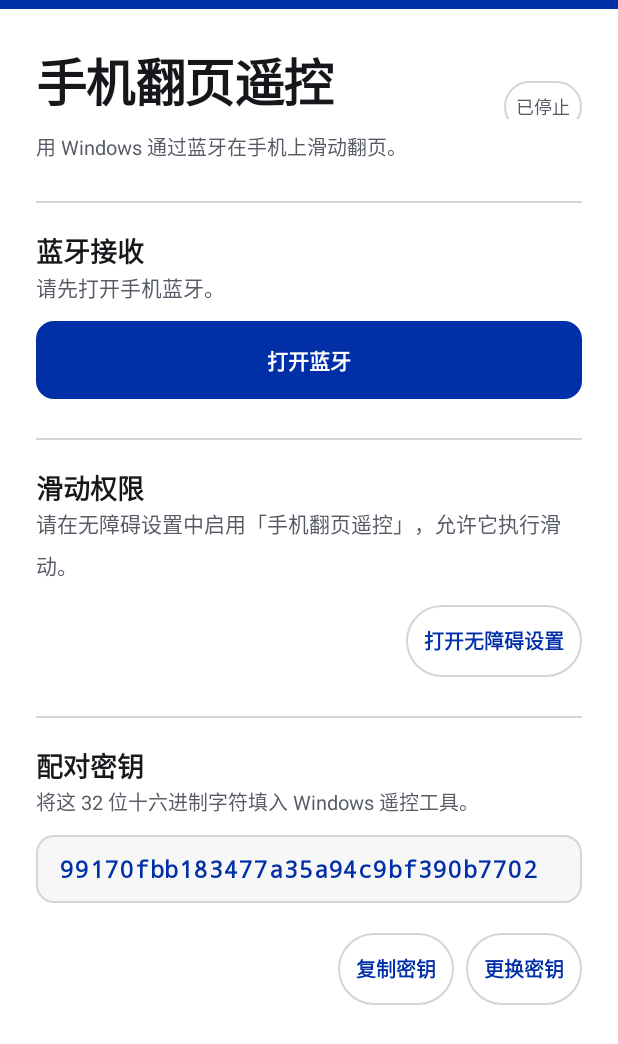
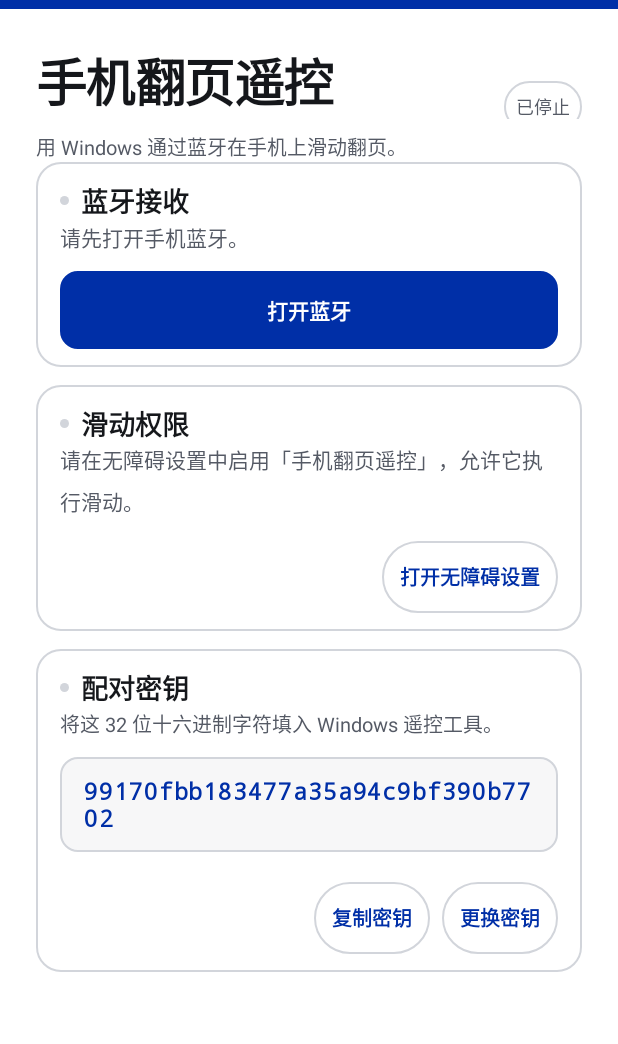
Before and after one commit to mindydora8023-prog/phone-page-remote, an Android app: the screen it shows after launch (SetupActivity), on a phone screen of 412 x 824 dp. Shown: the top 1044 px of the screen. Run offline under Robolectric (Android 15) with nearby library versions, the phone set to English and light mode, and no system bars.

Commit message:
Draw the Android sections as cards
Design.section() now opens a card: a rounded surface with a hairline edge, a state
dot and the title, and the payload rows that follow are routed into it. Routing
keys off the parent passed to section(), so none of the six call sites changed
shape — the mistake that broke the first attempt was renaming statusChip(), not
the container itself.

refresh() lights the dots through markCard(), green once the receiver is running
and once the accessibility service is connected. Night values already carry the
same surface colours as the Windows dark theme.

Visual QA is still pending: FLAG_SECURE blocks screenshots and the temporary
build needs a second pass, so this is compile + boot verified only.

```diff
--- a/android/src/main/java/com/phonepageremote/android/Design.java
+++ b/android/src/main/java/com/phonepageremote/android/Design.java
@@ -27,6 +27,8 @@ final class Design {
     private static final int WHITE = Color.WHITE;
 
     private final Activity activity;
+    private LinearLayout card;
+    private LinearLayout cardParent;
 
     Design(Activity activity) {
         this.activity = activity;
@@ -101,8 +103,30 @@ final class Design {
     }
 
     /** Hairline + heading: the page's rule/h2 pair. */
+    /** Opens a card: a rounded surface with a state dot and a title, and routes the
+     *  rows that follow into it, so no call site had to learn a new shape. */
     void section(LinearLayout parent, int title) {
-        parent.addView(rule(R.dimen.section_gap));
+        LinearLayout surface = stack();
+        int pad = dp(R.dimen.gap_l);
+        surface.setPadding(pad, dp(R.dimen.gap_m), pad, dp(R.dimen.gap_m));
+        GradientDrawable shell = shape(color(R.color.card), color(R.color.line));
+        shell.setCornerRadius(dp(R.dimen.r_card_lg));
+        surface.setBackground(shell);
+        LinearLayout.LayoutParams params = new LinearLayout.LayoutParams(
+                ViewGroup.LayoutParams.MATCH_PARENT, ViewGroup.LayoutParams.WRAP_CONTENT);
+        params.bottomMargin = dp(R.dimen.gap_m);
+        parent.addView(surface, params);
+
+        LinearLayout head = row();
+        head.setGravity(Gravity.CENTER_VERTICAL);
+        View dot = new View(activity);
+        GradientDrawable dotShape = new GradientDrawable();
+        dotShape.setShape(GradientDrawable.OVAL);
+        dotShape.setColor(color(R.color.line));
+        dot.setBackground(dotShape);
+        LinearLayout.LayoutParams dotParams = new LinearLayout.LayoutParams(dp(R.dimen.dot), dp(R.dimen.dot));
+        dotParams.rightMargin = dp(R.dimen.gap_s);
+        head.addView(dot, dotParams);
         TextView heading = new TextView(activity);
         heading.setText(title);
         heading.setTextColor(color(R.color.ink));
@@ -111,7 +135,29 @@ final class Design {
         if (Build.VERSION.SDK_INT >= 28) {
             heading.setAccessibilityHeading(true);
         }
-        add(parent, heading, R.dimen.title_gap);
+        head.addView(heading, new LinearLayout.LayoutParams(0, ViewGroup.LayoutParams.WRAP_CONTENT, 1f));
+        surface.addView(head, new LinearLayout.LayoutParams(
+                ViewGroup.LayoutParams.MATCH_PARENT, ViewGroup.LayoutParams.WRAP_CONTENT));
+
+        card = surface;
+        cardParent = parent;
+    }
+
+    /** The card the last section opened, so the screen can light its dot later. */
+    LinearLayout currentCard() {
+        return card;
+    }
+
+    /** Green dot once that part is actually live. */
+    void markCard(LinearLayout surface, boolean live) {
+        if (surface == null || surface.getChildCount() == 0) {
+            return;
+        }
+        View dot = ((LinearLayout) surface.getChildAt(0)).getChildAt(0);
+        GradientDrawable shape = new GradientDrawable();
+        shape.setShape(GradientDrawable.OVAL);
+        shape.setColor(color(live ? R.color.ok : R.color.line));
+        dot.setBackground(shape);
     }
 
     TextView bodyText(int text) {
@@ -229,12 +275,13 @@ final class Design {
     }
 
     <T extends View> T add(LinearLayout parent, T view, int topDimen) {
+        LinearLayout target = (card != null && parent == cardParent) ? card : parent;
         LinearLayout.LayoutParams params = new LinearLayout.LayoutParams(
                 ViewGroup.LayoutParams.MATCH_PARENT, ViewGroup.LayoutParams.WRAP_CONTENT);
         if (topDimen != 0) {
             params.topMargin = dp(topDimen);
         }
-        parent.addView(view, params);
+        target.addView(view, params);
         return view;
     }
 
--- a/android/src/main/java/com/phonepageremote/android/SetupActivity.java
+++ b/android/src/main/java/com/phonepageremote/android/SetupActivity.java
@@ -50,6 +50,8 @@ public final class SetupActivity extends Activity {
     private Button receiverButton;
     private Button settingsButton;
     private Button copyButton;
+    private LinearLayout receiverCard;
+    private LinearLayout gestureCard;
     private LinearLayout pairBlock;
     private TextView pairText;
     private String secret;
@@ -117,6 +119,7 @@ public final class SetupActivity extends Activity {
         ui.add(body, ui.caption(R.string.intro), R.dimen.gap_s);
 
         ui.section(body, R.string.receiver_title);
+        receiverCard = ui.currentCard();
         receiverMessage = ui.add(body, ui.bodyText(R.string.stopped), 0);
         receiverButton = ui.add(body, ui.primary(R.string.start_receiver, v -> receiverAction()),
                 R.dimen.gap_m);
@@ -139,6 +142,7 @@ public final class SetupActivity extends Activity {
         ui.add(body, pairBlock, R.dimen.gap_s);
 
         ui.section(body, R.string.accessibility_title);
+        gestureCard = ui.currentCard();
         gestureStatus = ui.add(body, ui.bodyText(R.string.accessibility_off), 0);
         LinearLayout gestureActions = ui.row();
         gestureActions.setGravity(Gravity.END);
@@ -238,6 +242,8 @@ public final class SetupActivity extends Activity {
             pairText.setText(getString(R.string.pair_pending_text, pending.code));
         }
 
+        ui.markCard(receiverCard, ReceiverService.active());
+        ui.markCard(gestureCard, PageGestureService.isConnected());
         setReceiverState(chip, next.emphasized, message);
         receiverButton.setText(label);
         receiverButton.setEnabled(next.buttonEnabled);
--- a/android/src/main/res/values/dimens.xml
+++ b/android/src/main/res/values/dimens.xml
@@ -4,6 +4,7 @@
     <dimen name="gutter">24dp</dimen>
     <dimen name="brand_rule">6dp</dimen>
     <dimen name="hairline">1dp</dimen>
+    <dimen name="r_card_lg">16dp</dimen>
     <dimen name="r_btn">11dp</dimen>
     <dimen name="r_pill">999dp</dimen>
     <dimen name="dot">6dp</dimen>
```
